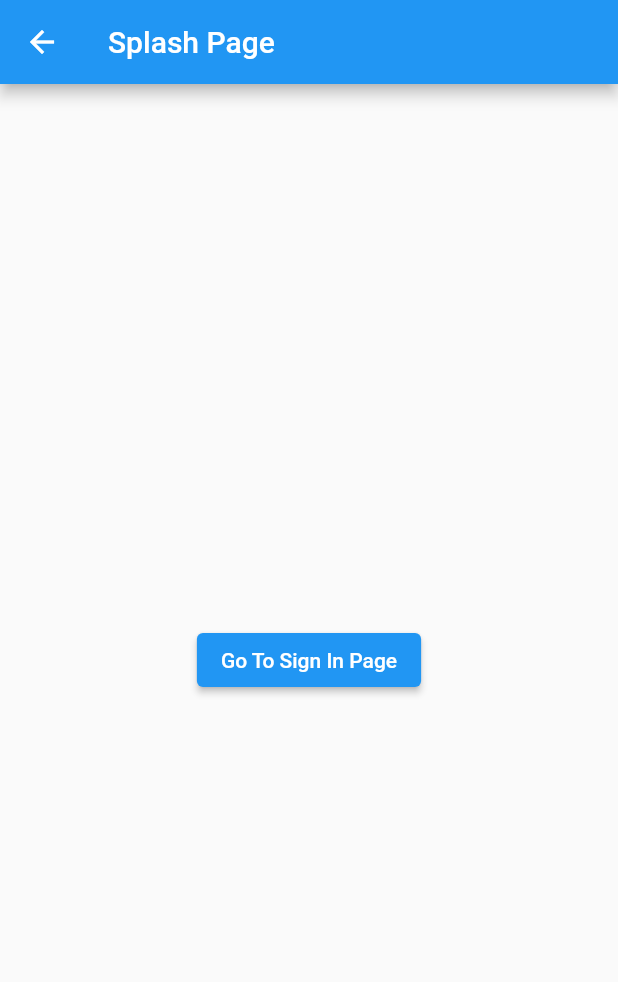
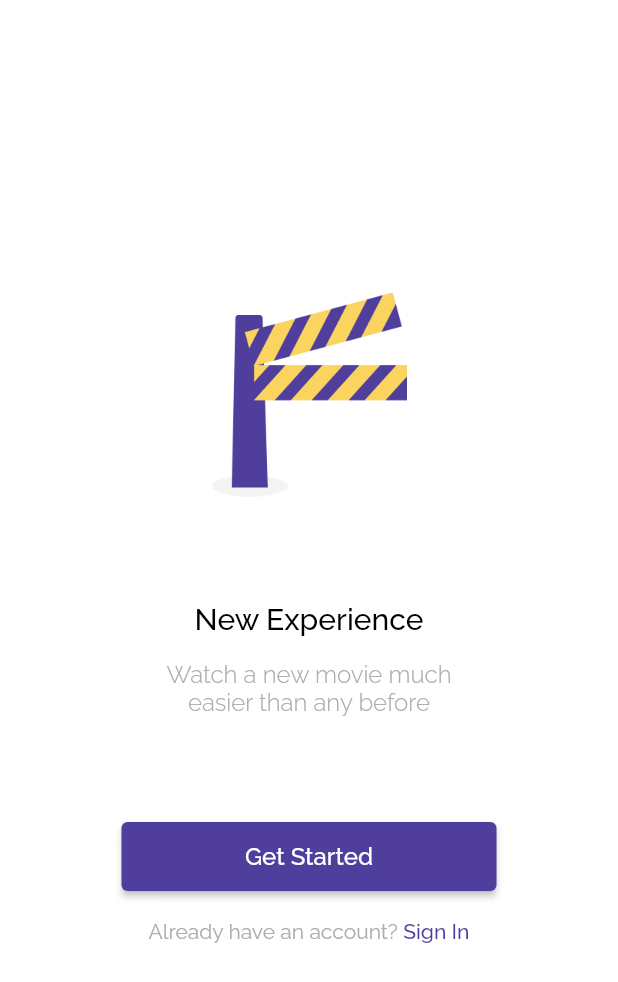
Before and after one commit to myxzlpltk/bwa-flutix, a Flutter app: the SplashPage screen opened directly, on a phone screen of 412 x 824 dp. Shown: the top 982 px of the screen. Run offline on Flutter 3.47's test engine with Material 2 defaults, Android fonts, the phone set to English and light mode, and no system bars; our stand-ins replace bloc, cloud_firestore, equatable, firebase_auth, firebase_core, flutter_bloc and 1 more; accounts and stored records are empty.

Commit message:
splash page

```diff
--- a/lib/shared/shared.dart
+++ b/lib/shared/shared.dart
@@ -1,3 +1,7 @@
 import 'package:bwa_flutix/bloc/blocs.dart';
+import 'package:flutter/cupertino.dart';
+import 'package:flutter/material.dart';
+import 'package:google_fonts/google_fonts.dart';
 
 part 'shared_value.dart';
+part 'theme.dart';
--- /dev/null
+++ b/lib/shared/theme.dart
@@ -0,0 +1,20 @@
+part of 'shared.dart';
+
+const double defaultMargin = 24;
+
+Color mainColor = Color(0xFF503E9D);
+Color accentColor1 = Color(0xFF2C1F63);
+Color accentColor2 = Color(0xFFFBD460);
+Color accentColor3 = Color(0xFFADADAD);
+
+TextStyle blackTextFont =
+    GoogleFonts.raleway(color: Colors.black, fontWeight: FontWeight.w500);
+TextStyle whiteTextFont =
+    GoogleFonts.raleway(color: Colors.white, fontWeight: FontWeight.w500);
+TextStyle purpleTextFont =
+    GoogleFonts.raleway(color: mainColor, fontWeight: FontWeight.w500);
+TextStyle greyTextFont =
+    GoogleFonts.raleway(color: accentColor3, fontWeight: FontWeight.w500);
+
+TextStyle whiteNumberFont = GoogleFonts.openSans(color: Colors.white);
+TextStyle yellowNumberFont = GoogleFonts.openSans(color: accentColor2);
--- a/lib/ui/pages/splash_page.dart
+++ b/lib/ui/pages/splash_page.dart
@@ -6,13 +6,61 @@ class SplashPage extends StatelessWidget {
   @override
   Widget build(BuildContext context) {
     return Scaffold(
-      appBar: AppBar(title: Text("Splash Page")),
-      body: Center(
-        child: ElevatedButton(
-          child: Text("Go To Sign In Page"),
-          onPressed: () {
-            BlocProvider.of<PageBloc>(context).add(GoToLoginPage());
-          },
+      backgroundColor: Colors.white,
+      body: Container(
+        margin: EdgeInsets.symmetric(horizontal: defaultMargin),
+        child: Column(
+          mainAxisAlignment: MainAxisAlignment.center,
+          crossAxisAlignment: CrossAxisAlignment.center,
+          children: [
+            Container(
+              height: 136,
+              decoration: BoxDecoration(
+                image: DecorationImage(image: AssetImage("assets/logo.png")),
+              ),
+            ),
+            Container(
+              margin: EdgeInsets.only(top: 70, bottom: 16),
+              child: Text("New Experience",
+                  style: blackTextFont.copyWith(fontSize: 20)),
+            ),
+            Text(
+              "Watch a new movie much\neasier than any before",
+              style: greyTextFont.copyWith(
+                fontSize: 16,
+                fontWeight: FontWeight.w300,
+              ),
+              textAlign: TextAlign.center,
+            ),
+            Container(
+              width: 250,
+              height: 46,
+              margin: EdgeInsets.only(top: 70, bottom: 19),
+              child: ElevatedButton(
+                child: Text(
+                  "Get Started",
+                  style: whiteTextFont.copyWith(fontSize: 16),
+                ),
+                style: ElevatedButton.styleFrom(primary: mainColor),
+                onPressed: () {},
+              ),
+            ),
+            Row(
+              mainAxisAlignment: MainAxisAlignment.center,
+              children: [
+                Text(
+                  "Already have an account? ",
+                  style: greyTextFont.copyWith(fontWeight: FontWeight.w400),
+                ),
+                GestureDetector(
+                  child: Text("Sign In", style: purpleTextFont),
+                  onTap: () {
+                    BlocProvider.of<PageBloc>(context).add(GoToLoginPage());
+                  },
+                ),
+              ],
+            ),
+          ],
         ),
       ),
     );
```
